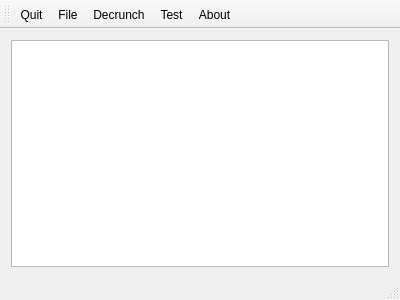
First picture: the form in qXpkTool/mainwindow.ui, repository ipr/qXpkLib, before the edit.
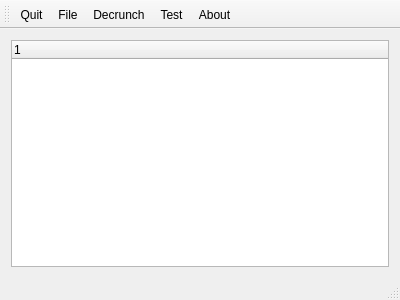
Second picture: the form after the edit.

Commit message: tool improvements for display, library interface for information passing

```diff
--- a/qXpkTool/mainwindow.ui
+++ b/qXpkTool/mainwindow.ui
@@ -18,7 +18,13 @@
     <item>
      <layout class="QVBoxLayout" name="verticalLayout">
       <item>
-       <widget class="QListWidget" name="listWidget"/>
+       <widget class="QTreeWidget" name="treeWidget">
+        <column>
+         <property name="text">
+          <string notr="true">1</string>
+         </property>
+        </column>
+       </widget>
       </item>
      </layout>
     </item>
```
Left out of the diff: 10 changed lines with no effect on the pictures. The commit also changes 7 other files.
